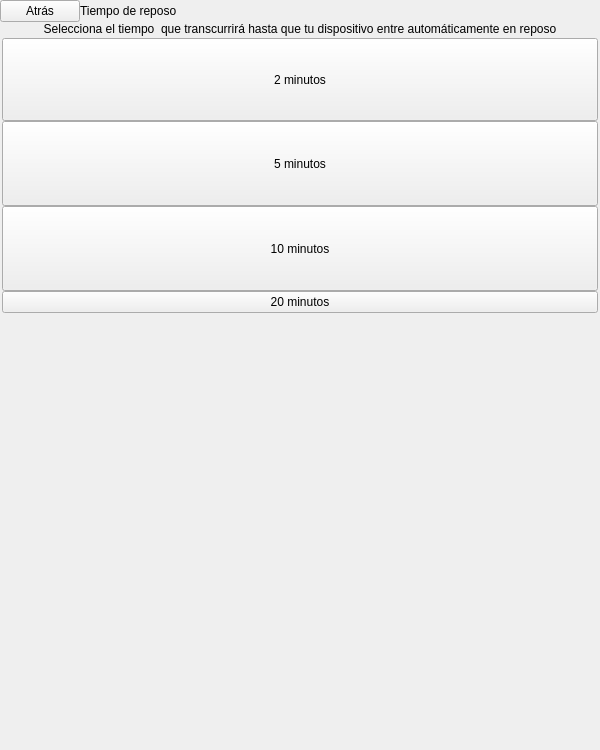
This is bqSetting/ui/SettingsSleepTimeMenu.ui in bq/cervantes as Qt 5 draws it before an edit. The edited form follows.
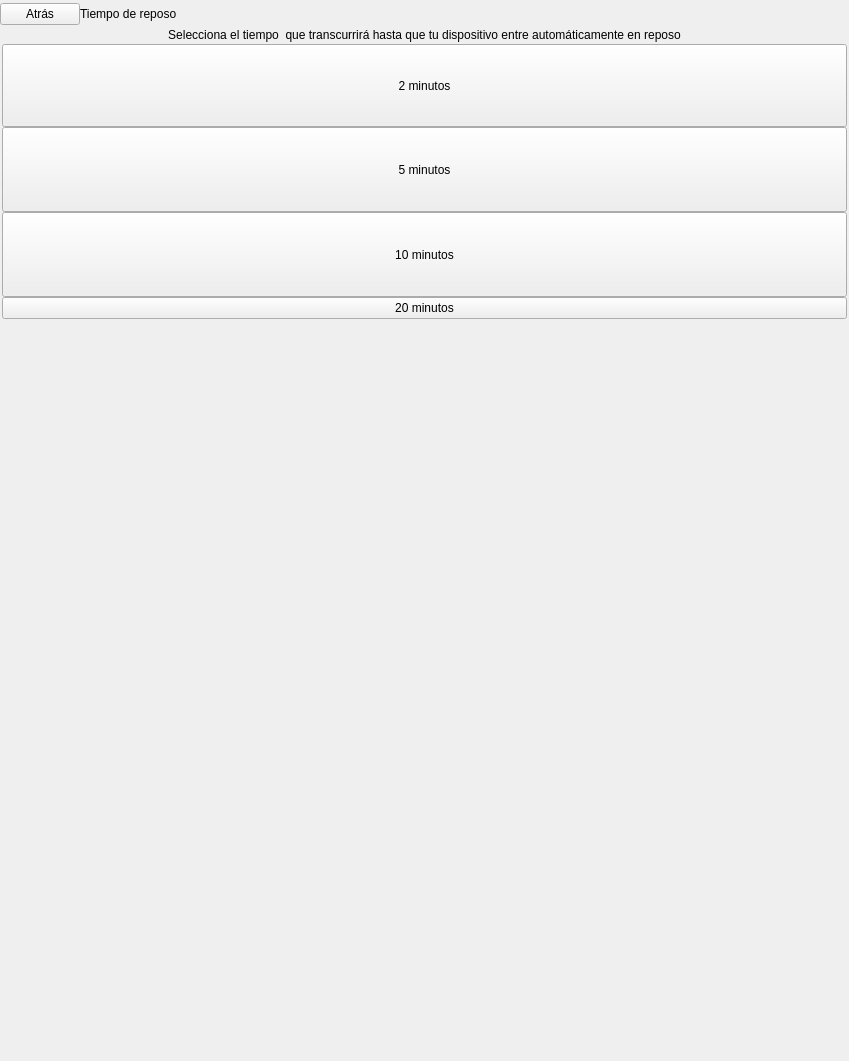
This is the edited form.

```diff
--- a/bqSetting/ui/SettingsSleepTimeMenu.ui
+++ b/bqSetting/ui/SettingsSleepTimeMenu.ui
@@ -6,8 +6,8 @@
    <rect>
     <x>0</x>
     <y>0</y>
-    <width>600</width>
-    <height>750</height>
+    <width>849</width>
+    <height>1061</height>
    </rect>
   </property>
   <property name="sizePolicy">
@@ -18,14 +18,14 @@
   </property>
   <property name="minimumSize">
    <size>
-    <width>600</width>
-    <height>750</height>
+    <width>0</width>
+    <height>0</height>
    </size>
   </property>
   <property name="maximumSize">
    <size>
-    <width>600</width>
-    <height>750</height>
+    <width>849</width>
+    <height>1061</height>
    </size>
   </property>
   <property name="windowTitle">
@@ -71,7 +71,7 @@
         <property name="maximumSize">
          <size>
           <width>16777215</width>
-          <height>10000</height>
+          <height>14142</height>
          </size>
         </property>
         <property name="text">
@@ -86,8 +86,8 @@
         </property>
         <property name="sizeHint" stdset="0">
          <size>
-          <width>40</width>
-          <height>20</height>
+          <width>57</width>
+          <height>28</height>
          </size>
         </property>
        </spacer>
@@ -156,7 +156,7 @@
         <property name="maximumSize">
          <size>
           <width>16777215</width>
-          <height>83</height>
+          <height>117</height>
          </size>
         </property>
         <property name="focusPolicy">
@@ -184,7 +184,7 @@
         <property name="maximumSize">
          <size>
           <width>16777215</width>
-          <height>85</height>
+          <height>120</height>
          </size>
         </property>
         <property name="focusPolicy">
@@ -212,7 +212,7 @@
         <property name="maximumSize">
          <size>
           <width>16777215</width>
-          <height>85</height>
+          <height>120</height>
          </size>
         </property>
         <property name="focusPolicy">
@@ -240,8 +240,8 @@
      </property>
      <property name="sizeHint" stdset="0">
       <size>
-       <width>20</width>
-       <height>40</height>
+       <width>28</width>
+       <height>57</height>
       </size>
      </property>
     </spacer>
```
Left out of the diff: 12 changed lines with no effect on the pictures.
